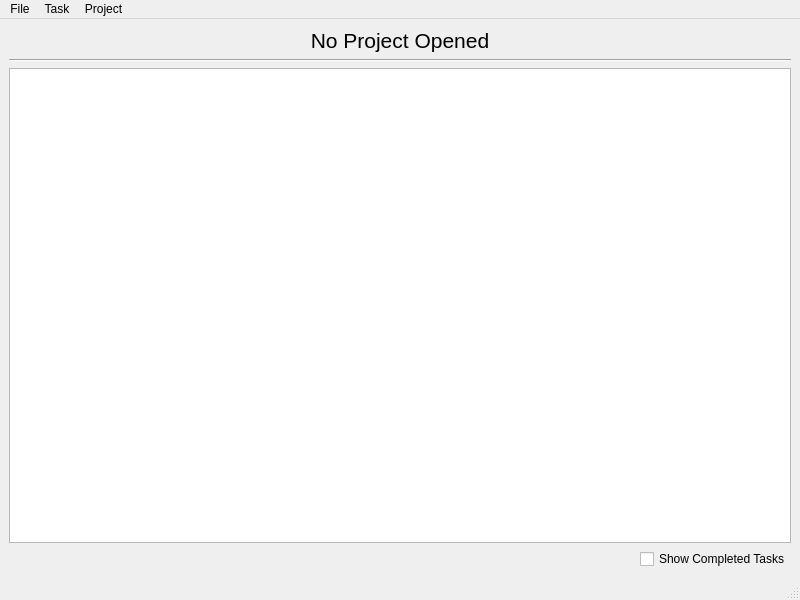
Above: mainwindow.ui from Syldarion/scatterbrain before the change. Below: the same form after it.
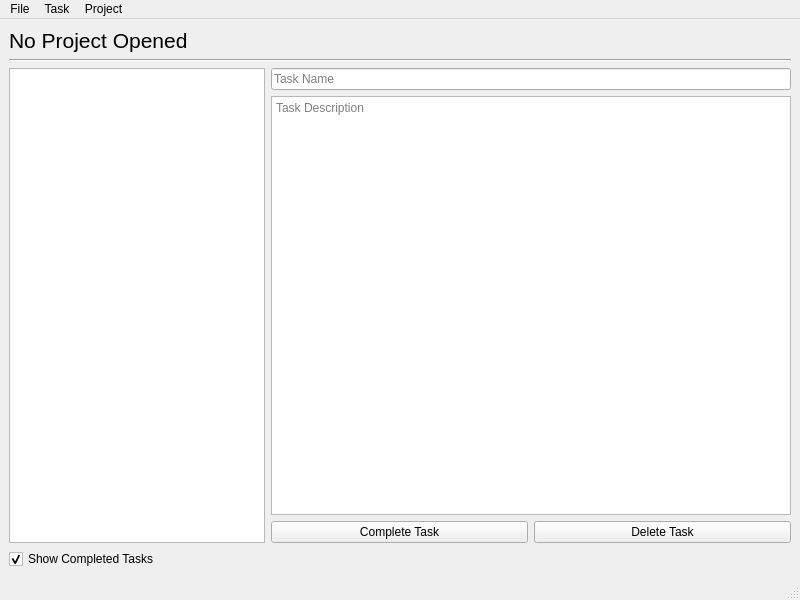
That is the form after the change.

Commit message:
Added task view UI
Modified the UI to display detailed task information on the right.
The TreeView now only shows the task names. Clicking on a task shows
the rest of the information for the task in a detailed side view.

This view's controls are disabled once the task is complete, but
sub-tasks can still be created.

There are still some things to tweak, but this is a start. I think
it looks a lot better.

The edit to the form file:
```diff
--- a/mainwindow.ui
+++ b/mainwindow.ui
@@ -40,7 +40,7 @@
          <string>No Project Opened</string>
         </property>
         <property name="alignment">
-         <set>Qt::AlignCenter</set>
+         <set>Qt::AlignLeading|Qt::AlignLeft|Qt::AlignVCenter</set>
         </property>
        </widget>
       </item>
@@ -54,14 +54,76 @@
      </widget>
     </item>
     <item>
-     <widget class="QTreeView" name="projectTaskView">
-      <property name="contextMenuPolicy">
-       <enum>Qt::ActionsContextMenu</enum>
-      </property>
-     </widget>
+     <layout class="QHBoxLayout" name="horizontalLayout_2">
+      <item>
+       <widget class="QTreeView" name="projectTaskView">
+        <property name="sizePolicy">
+         <sizepolicy hsizetype="Minimum" vsizetype="Expanding">
+          <horstretch>0</horstretch>
+          <verstretch>0</verstretch>
+         </sizepolicy>
+        </property>
+        <property name="contextMenuPolicy">
+         <enum>Qt::ActionsContextMenu</enum>
+        </property>
+        <attribute name="headerVisible">
+         <bool>false</bool>
+        </attribute>
+       </widget>
+      </item>
+      <item>
+       <layout class="QVBoxLayout" name="taskItemLayout">
+        <property name="sizeConstraint">
+         <enum>QLayout::SetMinAndMaxSize</enum>
+        </property>
+        <item>
+         <widget class="QLineEdit" name="taskTitleText">
+          <property name="placeholderText">
+           <string>Task Name</string>
+          </property>
+         </widget>
+        </item>
+        <item>
+         <widget class="QTextEdit" name="taskDescriptionText">
+          <property name="placeholderText">
+           <string>Task Description</string>
+          </property>
+         </widget>
+        </item>
+        <item>
+         <layout class="QHBoxLayout" name="taskControls">
+          <item>
+           <widget class="QPushButton" name="completeTaskButton">
+            <property name="text">
+             <string>Complete Task</string>
+            </property>
+           </widget>
+          </item>
+          <item>
+           <widget class="QPushButton" name="deleteTaskButton">
+            <property name="text">
+             <string>Delete Task</string>
+            </property>
+           </widget>
+          </item>
+         </layout>
+        </item>
+       </layout>
+      </item>
+     </layout>
     </item>
     <item>
      <layout class="QHBoxLayout" name="taskViewControlsLayout">
+      <item>
+       <widget class="QCheckBox" name="showCompletedTasksCheckbox">
+        <property name="text">
+         <string>Show Completed Tasks</string>
+        </property>
+        <property name="checked">
+         <bool>true</bool>
+        </property>
+       </widget>
+      </item>
       <item>
        <spacer name="horizontalSpacer">
         <property name="orientation">
@@ -75,13 +137,6 @@
         </property>
        </spacer>
       </item>
-      <item>
-       <widget class="QCheckBox" name="showCompletedTasksCheckbox">
-        <property name="text">
-         <string>Show Completed Tasks</string>
-        </property>
-       </widget>
-      </item>
      </layout>
     </item>
    </layout>
```
The commit also changes 5 other files.
